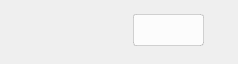
meganz/MEGAsync, file src/MEGASync/stalled_issues/gui/linux/StalledIssueHeader.ui: the form before one commit.
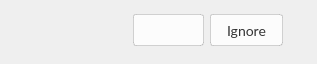
The form after the commit.

Commit message: Add forgotten ignored buttons for Linux and macOS

```diff
--- a/src/MEGASync/stalled_issues/gui/linux/StalledIssueHeader.ui
+++ b/src/MEGASync/stalled_issues/gui/linux/StalledIssueHeader.ui
@@ -55,7 +55,7 @@
   font-weight: normal;
 }
 
-#actionButton
+#actionButton, #ignoreFileButton
 {
    font-size:14px;
    background-color: #FCFCFC;
@@ -386,6 +386,25 @@
         </property>
        </widget>
       </item>
+      <item>
+       <widget class="QPushButton" name="ignoreFileButton">
+        <property name="minimumSize">
+         <size>
+          <width>0</width>
+          <height>32</height>
+         </size>
+        </property>
+        <property name="maximumSize">
+         <size>
+          <width>16777215</width>
+          <height>32</height>
+         </size>
+        </property>
+        <property name="text">
+         <string>Ignore</string>
+        </property>
+       </widget>
+      </item>
       <item>
        <widget class="QLabel" name="actionMessage">
         <property name="text">
```
The commit also changes 1 other file.
